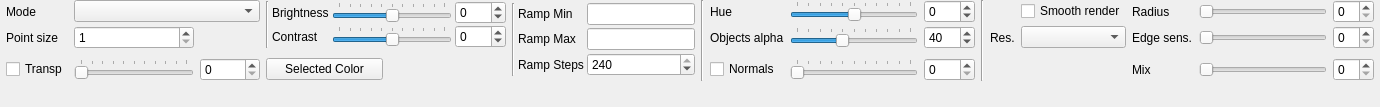
The window that src/gui/forms/toolbar_rendersettingsgroup.ui (open-scan-crew/OpenScanTools) describes before a commit, drawn with Qt 5.
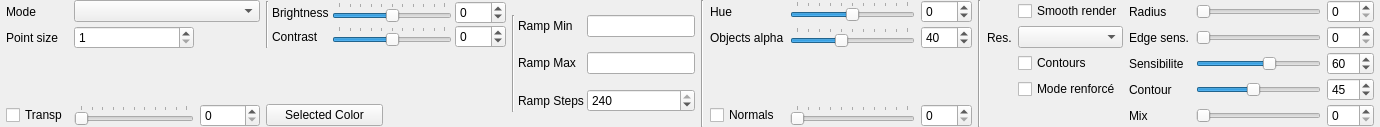
The same window after the commit. Custom widgets are drawn as their Qt base class.

Commit message: Enhance depth lining sensitivity controls

Diff of the .ui file:
```diff
--- a/src/gui/forms/toolbar_rendersettingsgroup.ui
+++ b/src/gui/forms/toolbar_rendersettingsgroup.ui
@@ -43,6 +43,20 @@
      </property>
     </widget>
    </item>
+   <item row="2" column="16">
+    <widget class="QCheckBox" name="checkBox_depthLining">
+     <property name="text">
+      <string>Contours</string>
+     </property>
+    </widget>
+   </item>
+   <item row="3" column="16">
+    <widget class="QCheckBox" name="checkBox_depthLiningStrongMode">
+     <property name="text">
+      <string>Mode renforcé</string>
+     </property>
+    </widget>
+   </item>
    <item row="4" column="0">
     <widget class="QCheckBox" name="transparencyCheckBox">
      <property name="enabled">
@@ -556,6 +570,72 @@
      </property>
     </widget>
    </item>
+   <item row="3" column="18">
+    <widget class="QLabel" name="label_depthLiningStrength">
+     <property name="text">
+      <string>Contour</string>
+     </property>
+    </widget>
+   </item>
+   <item row="2" column="18">
+    <widget class="QLabel" name="label_depthLiningSensitivity">
+     <property name="text">
+      <string>Sensibilite</string>
+     </property>
+    </widget>
+   </item>
+   <item row="3" column="19">
+    <widget class="QSlider" name="slider_depthLiningStrength">
+     <property name="minimum">
+      <number>0</number>
+     </property>
+     <property name="maximum">
+      <number>100</number>
+     </property>
+     <property name="value">
+      <number>45</number>
+     </property>
+     <property name="orientation">
+      <enum>Qt::Horizontal</enum>
+     </property>
+    </widget>
+   </item>
+   <item row="2" column="19">
+    <widget class="QSlider" name="slider_depthLiningSensitivity">
+     <property name="minimum">
+      <number>0</number>
+     </property>
+     <property name="maximum">
+      <number>100</number>
+     </property>
+     <property name="value">
+      <number>60</number>
+     </property>
+     <property name="orientation">
+      <enum>Qt::Horizontal</enum>
+     </property>
+    </widget>
+   </item>
+   <item row="3" column="21">
+    <widget class="QSpinBox" name="spinBox_depthLiningStrength">
+     <property name="maximum">
+      <number>100</number>
+     </property>
+     <property name="value">
+      <number>45</number>
+     </property>
+    </widget>
+   </item>
+   <item row="2" column="21">
+    <widget class="QSpinBox" name="spinBox_depthLiningSensitivity">
+     <property name="maximum">
+      <number>100</number>
+     </property>
+     <property name="value">
+      <number>60</number>
+     </property>
+    </widget>
+   </item>
   </layout>
  </widget>
  <layoutdefault spacing="6" margin="11"/>
```
The commit also changes 18 other files.
